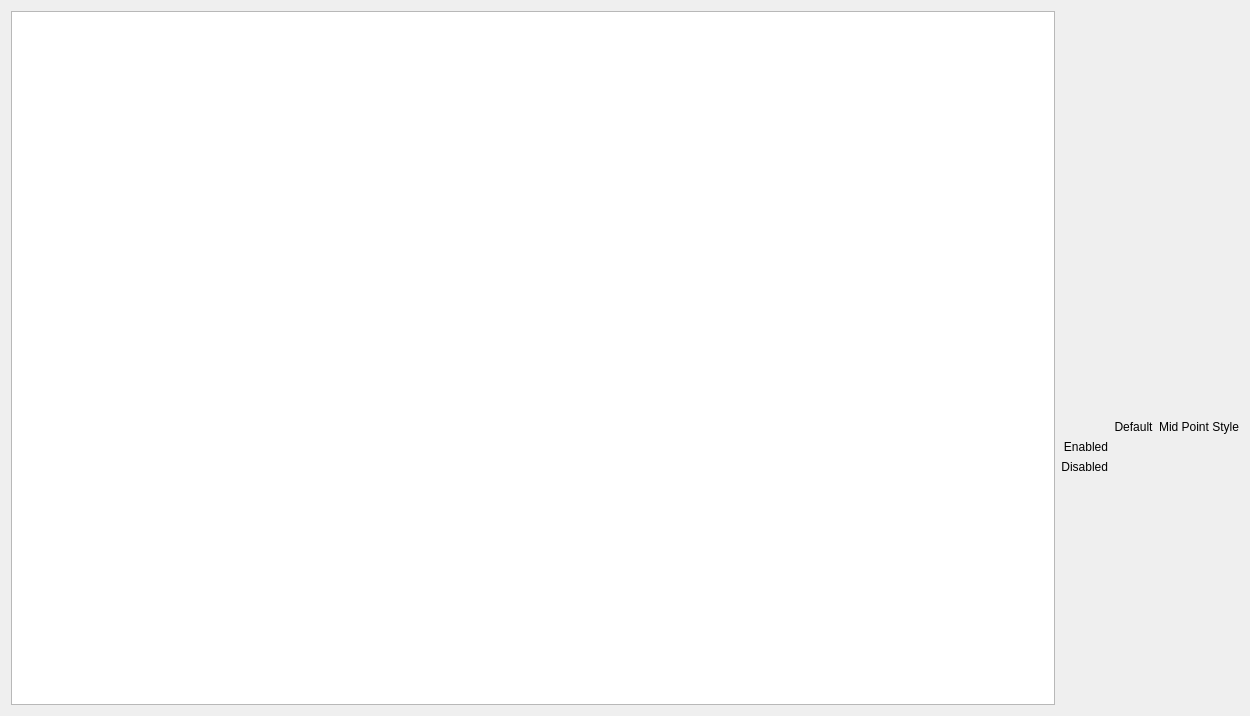
First picture: the form in dev/Code/Framework/AzQtComponents/AzQtComponents/Gallery/SliderPage.ui, repository aws/lumberyard, before the edit.
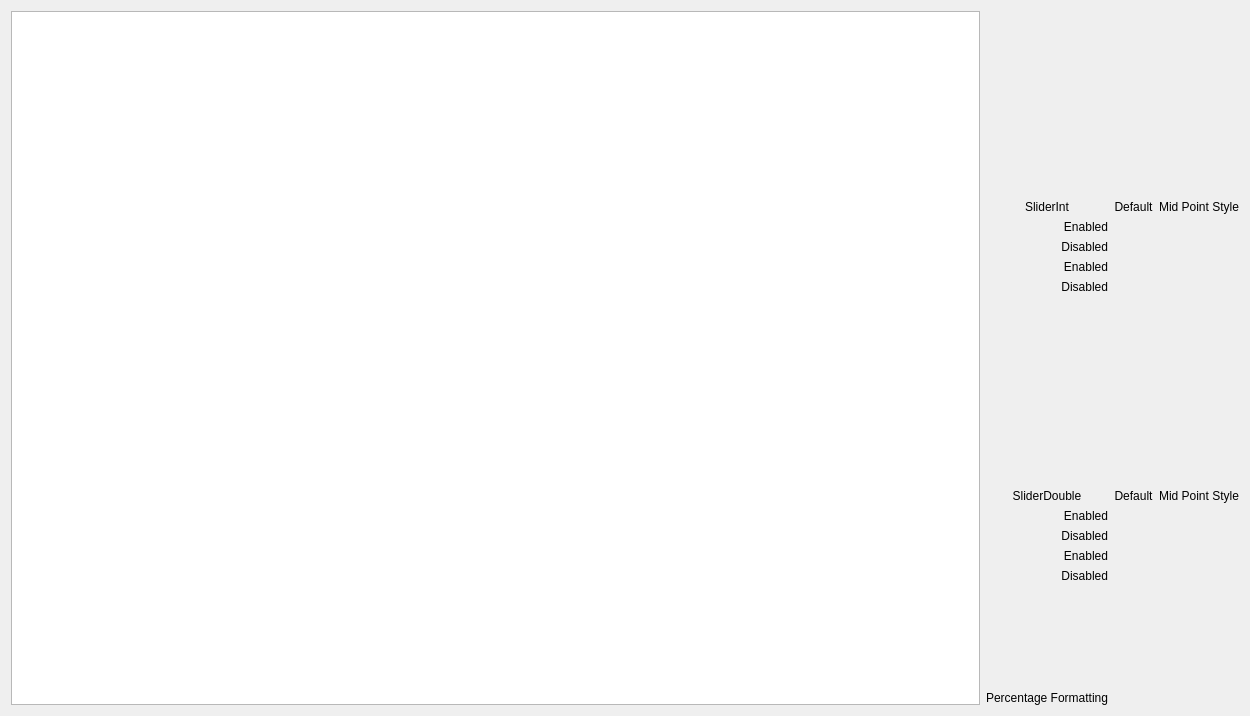
Second picture: the form after the edit. Custom widgets are drawn as their Qt base class.

```diff
--- a/dev/Code/Framework/AzQtComponents/AzQtComponents/Gallery/SliderPage.ui
+++ b/dev/Code/Framework/AzQtComponents/AzQtComponents/Gallery/SliderPage.ui
@@ -28,126 +28,383 @@
     </widget>
    </item>
    <item>
-    <layout class="QVBoxLayout" name="verticalLayout">
-     <item>
+    <layout class="QGridLayout" name="gridLayout">
+     <item row="1" column="0">
+      <widget class="QLabel" name="label_6">
+       <property name="text">
+        <string>SliderInt</string>
+       </property>
+       <property name="alignment">
+        <set>Qt::AlignBottom|Qt::AlignHCenter</set>
+       </property>
+      </widget>
+     </item>
+     <item row="8" column="0">
+      <widget class="QLabel" name="label_15">
+       <property name="text">
+        <string>SliderDouble</string>
+       </property>
+       <property name="alignment">
+        <set>Qt::AlignBottom|Qt::AlignHCenter</set>
+       </property>
+      </widget>
+     </item>
+     <item row="5" column="0">
+      <widget class="QLabel" name="label_8">
+       <property name="text">
+        <string>Enabled</string>
+       </property>
+       <property name="alignment">
+        <set>Qt::AlignRight|Qt::AlignTrailing|Qt::AlignVCenter</set>
+       </property>
+      </widget>
+     </item>
+     <item row="11" column="1">
+      <widget class="AzQtComponents::SliderDouble" name="doubleSliderDisabled" native="true">
+       <property name="enabled">
+        <bool>false</bool>
+       </property>
+       <property name="class" stdset="0">
+        <string/>
+       </property>
+      </widget>
+     </item>
+     <item row="4" column="0">
+      <widget class="QLabel" name="label_2">
+       <property name="text">
+        <string>Disabled</string>
+       </property>
+       <property name="alignment">
+        <set>Qt::AlignRight|Qt::AlignTrailing|Qt::AlignVCenter</set>
+       </property>
+       <property name="class" stdset="0">
+        <string>secondaryText</string>
+       </property>
+      </widget>
+     </item>
+     <item row="4" column="2">
+      <widget class="AzQtComponents::SliderInt" name="midPointSliderDisabled" native="true">
+       <property name="enabled">
+        <bool>false</bool>
+       </property>
+       <property name="class" stdset="0">
+        <string>MidPoint</string>
+       </property>
+      </widget>
+     </item>
+     <item row="3" column="2">
+      <widget class="AzQtComponents::SliderInt" name="midPointSliderEnabled" native="true">
+       <property name="layoutDirection">
+        <enum>Qt::LeftToRight</enum>
+       </property>
+       <property name="class" stdset="0">
+        <string>MidPoint</string>
+       </property>
+      </widget>
+     </item>
+     <item row="1" column="2">
+      <widget class="QLabel" name="label_4">
+       <property name="text">
+        <string>Mid Point Style</string>
+       </property>
+       <property name="alignment">
+        <set>Qt::AlignBottom|Qt::AlignHCenter</set>
+       </property>
+       <property name="class" stdset="0">
+        <string>secondaryText</string>
+       </property>
+      </widget>
+     </item>
+     <item row="4" column="1">
+      <widget class="AzQtComponents::SliderInt" name="sliderDisabled" native="true">
+       <property name="enabled">
+        <bool>false</bool>
+       </property>
+       <property name="class" stdset="0">
+        <string/>
+       </property>
+      </widget>
+     </item>
+     <item row="3" column="1">
+      <widget class="AzQtComponents::SliderInt" name="sliderEnabled" native="true">
+       <property name="class" stdset="0">
+        <string/>
+       </property>
+      </widget>
+     </item>
+     <item row="0" column="0" colspan="3">
       <spacer name="verticalSpacer">
        <property name="orientation">
         <enum>Qt::Vertical</enum>
        </property>
        <property name="sizeHint" stdset="0">
         <size>
-         <width>20</width>
-         <height>40</height>
+         <width>0</width>
+         <height>0</height>
         </size>
        </property>
       </spacer>
      </item>
-     <item>
-      <layout class="QGridLayout" name="gridLayout">
-       <item row="0" column="2">
-        <widget class="QLabel" name="label_4">
-         <property name="text">
-          <string>Mid Point Style</string>
-         </property>
-         <property name="alignment">
-          <set>Qt::AlignBottom|Qt::AlignHCenter</set>
-         </property>
-         <property name="class" stdset="0">
-          <string>secondaryText</string>
-         </property>
-        </widget>
-       </item>
-       <item row="2" column="0">
-        <widget class="QLabel" name="label_2">
-         <property name="text">
-          <string>Disabled</string>
-         </property>
-         <property name="alignment">
-          <set>Qt::AlignRight|Qt::AlignTrailing|Qt::AlignVCenter</set>
-         </property>
-         <property name="class" stdset="0">
-          <string>secondaryText</string>
-         </property>
-        </widget>
-       </item>
-       <item row="0" column="1">
-        <widget class="QLabel" name="label_3">
-         <property name="sizePolicy">
-          <sizepolicy hsizetype="Preferred" vsizetype="Expanding">
-           <horstretch>0</horstretch>
-           <verstretch>0</verstretch>
-          </sizepolicy>
-         </property>
-         <property name="text">
-          <string>Default</string>
-         </property>
-         <property name="alignment">
-          <set>Qt::AlignBottom|Qt::AlignHCenter</set>
-         </property>
-         <property name="class" stdset="0">
-          <string>secondaryText</string>
-         </property>
-        </widget>
-       </item>
-       <item row="1" column="0">
-        <widget class="QLabel" name="label">
-         <property name="text">
-          <string>Enabled</string>
-         </property>
-         <property name="alignment">
-          <set>Qt::AlignRight|Qt::AlignTrailing|Qt::AlignVCenter</set>
-         </property>
-         <property name="class" stdset="0">
-          <string>secondaryText</string>
-         </property>
-        </widget>
-       </item>
-       <item row="1" column="1">
-        <widget class="AzQtComponents::SliderInt" name="sliderEnabled" native="true">
-         <property name="class" stdset="0">
-          <string/>
-         </property>
-        </widget>
-       </item>
-       <item row="2" column="1">
-        <widget class="AzQtComponents::SliderInt" name="sliderDisabled" native="true">
-         <property name="class" stdset="0">
-          <string/>
-         </property>
-        </widget>
-       </item>
-       <item row="2" column="2">
-        <widget class="AzQtComponents::SliderInt" name="midPointSliderDisabled" native="true">
-         <property name="enabled">
-          <bool>false</bool>
-         </property>
-         <property name="class" stdset="0">
-          <string>MidPoint</string>
-         </property>
-        </widget>
-       </item>
-       <item row="1" column="2">
-        <widget class="AzQtComponents::SliderInt" name="midPointSliderEnabled" native="true">
-         <property name="class" stdset="0">
-          <string>MidPoint</string>
-         </property>
-        </widget>
-       </item>
-      </layout>
+     <item row="1" column="1">
+      <widget class="QLabel" name="label_3">
+       <property name="sizePolicy">
+        <sizepolicy hsizetype="Preferred" vsizetype="Expanding">
+         <horstretch>0</horstretch>
+         <verstretch>0</verstretch>
+        </sizepolicy>
+       </property>
+       <property name="text">
+        <string>Default</string>
+       </property>
+       <property name="alignment">
+        <set>Qt::AlignBottom|Qt::AlignHCenter</set>
+       </property>
+       <property name="class" stdset="0">
+        <string>secondaryText</string>
+       </property>
+      </widget>
      </item>
-     <item>
+     <item row="3" column="0">
+      <widget class="QLabel" name="label">
+       <property name="text">
+        <string>Enabled</string>
+       </property>
+       <property name="alignment">
+        <set>Qt::AlignRight|Qt::AlignTrailing|Qt::AlignVCenter</set>
+       </property>
+       <property name="class" stdset="0">
+        <string>secondaryText</string>
+       </property>
+      </widget>
+     </item>
+     <item row="11" column="0">
+      <widget class="QLabel" name="label_10">
+       <property name="text">
+        <string>Disabled</string>
+       </property>
+       <property name="alignment">
+        <set>Qt::AlignRight|Qt::AlignTrailing|Qt::AlignVCenter</set>
+       </property>
+       <property name="class" stdset="0">
+        <string>secondaryText</string>
+       </property>
+      </widget>
+     </item>
+     <item row="8" column="1">
+      <widget class="QLabel" name="label_11">
+       <property name="sizePolicy">
+        <sizepolicy hsizetype="Preferred" vsizetype="Expanding">
+         <horstretch>0</horstretch>
+         <verstretch>0</verstretch>
+        </sizepolicy>
+       </property>
+       <property name="text">
+        <string>Default</string>
+       </property>
+       <property name="alignment">
+        <set>Qt::AlignBottom|Qt::AlignHCenter</set>
+       </property>
+       <property name="class" stdset="0">
+        <string>secondaryText</string>
+       </property>
+      </widget>
+     </item>
+     <item row="6" column="1" alignment="Qt::AlignHCenter">
+      <widget class="AzQtComponents::SliderInt" name="verticalSliderDisabled" native="true">
+       <property name="enabled">
+        <bool>false</bool>
+       </property>
+       <property name="orientation" stdset="0">
+        <number>2</number>
+       </property>
+      </widget>
+     </item>
+     <item row="12" column="1" alignment="Qt::AlignHCenter">
+      <widget class="AzQtComponents::SliderDouble" name="doubleVerticalSliderEnabled" native="true">
+       <property name="layoutDirection">
+        <enum>Qt::LeftToRight</enum>
+       </property>
+       <property name="orientation" stdset="0">
+        <number>2</number>
+       </property>
+      </widget>
+     </item>
+     <item row="6" column="0">
+      <widget class="QLabel" name="label_5">
+       <property name="text">
+        <string>Disabled</string>
+       </property>
+       <property name="alignment">
+        <set>Qt::AlignRight|Qt::AlignTrailing|Qt::AlignVCenter</set>
+       </property>
+      </widget>
+     </item>
+     <item row="14" column="0" colspan="3">
       <spacer name="verticalSpacer_2">
        <property name="orientation">
         <enum>Qt::Vertical</enum>
        </property>
        <property name="sizeHint" stdset="0">
         <size>
-         <width>20</width>
-         <height>40</height>
+         <width>0</width>
+         <height>0</height>
         </size>
        </property>
       </spacer>
      </item>
+     <item row="7" column="0" colspan="3">
+      <spacer name="verticalSpacer_3">
+       <property name="orientation">
+        <enum>Qt::Vertical</enum>
+       </property>
+       <property name="sizeHint" stdset="0">
+        <size>
+         <width>0</width>
+         <height>0</height>
+        </size>
+       </property>
+      </spacer>
+     </item>
+     <item row="13" column="0">
+      <widget class="QLabel" name="label_14">
+       <property name="text">
+        <string>Disabled</string>
+       </property>
+       <property name="alignment">
+        <set>Qt::AlignRight|Qt::AlignTrailing|Qt::AlignVCenter</set>
+       </property>
+      </widget>
+     </item>
+     <item row="15" column="0">
+      <widget class="QLabel" name="label_17">
+       <property name="text">
+        <string>Percentage Formatting</string>
+       </property>
+       <property name="alignment">
+        <set>Qt::AlignRight|Qt::AlignTrailing|Qt::AlignVCenter</set>
+       </property>
+      </widget>
+     </item>
+     <item row="11" column="2">
+      <widget class="AzQtComponents::SliderDouble" name="doubleMidPointSliderDisabled" native="true">
+       <property name="enabled">
+        <bool>false</bool>
+       </property>
+       <property name="class" stdset="0">
+        <string>MidPoint</string>
+       </property>
+      </widget>
+     </item>
+     <item row="10" column="1">
+      <widget class="AzQtComponents::SliderDouble" name="doubleSliderEnabled" native="true">
+       <property name="class" stdset="0">
+        <string/>
+       </property>
+      </widget>
+     </item>
+     <item row="12" column="0">
+      <widget class="QLabel" name="label_9">
+       <property name="text">
+        <string>Enabled</string>
+       </property>
+       <property name="alignment">
+        <set>Qt::AlignRight|Qt::AlignTrailing|Qt::AlignVCenter</set>
+       </property>
+      </widget>
+     </item>
+     <item row="5" column="1" alignment="Qt::AlignHCenter">
+      <widget class="AzQtComponents::SliderInt" name="verticalSliderEnabled" native="true">
+       <property name="layoutDirection">
+        <enum>Qt::LeftToRight</enum>
+       </property>
+       <property name="orientation" stdset="0">
+        <number>2</number>
+       </property>
+      </widget>
+     </item>
+     <item row="10" column="2">
+      <widget class="AzQtComponents::SliderDouble" name="doubleMidPointSliderEnabled" native="true">
+       <property name="layoutDirection">
+        <enum>Qt::LeftToRight</enum>
+       </property>
+       <property name="class" stdset="0">
+        <string>MidPoint</string>
+       </property>
+      </widget>
+     </item>
+     <item row="13" column="1" alignment="Qt::AlignHCenter">
+      <widget class="AzQtComponents::SliderDouble" name="doubleVerticalSliderDisabled" native="true">
+       <property name="enabled">
+        <bool>false</bool>
+       </property>
+       <property name="orientation" stdset="0">
+        <number>2</number>
+       </property>
+      </widget>
+     </item>
+     <item row="13" column="2" alignment="Qt::AlignHCenter">
+      <widget class="AzQtComponents::SliderDouble" name="doubleVerticalMidPointSliderDisabled" native="true">
+       <property name="enabled">
+        <bool>false</bool>
+       </property>
+       <property name="orientation" stdset="0">
+        <number>2</number>
+       </property>
+      </widget>
+     </item>
+     <item row="6" column="2" alignment="Qt::AlignHCenter">
+      <widget class="AzQtComponents::SliderInt" name="verticalMidPointSliderDisabled" native="true">
+       <property name="enabled">
+        <bool>false</bool>
+       </property>
+       <property name="orientation" stdset="0">
+        <number>2</number>
+       </property>
+      </widget>
+     </item>
+     <item row="5" column="2" alignment="Qt::AlignHCenter">
+      <widget class="AzQtComponents::SliderInt" name="verticalMidPointSliderEnabled" native="true">
+       <property name="orientation" stdset="0">
+        <number>2</number>
+       </property>
+      </widget>
+     </item>
+     <item row="12" column="2" alignment="Qt::AlignHCenter">
+      <widget class="AzQtComponents::SliderDouble" name="doubleVerticalMidPointSliderEnabled" native="true">
+       <property name="orientation" stdset="0">
+        <number>2</number>
+       </property>
+      </widget>
+     </item>
+     <item row="15" column="1" colspan="2">
+      <widget class="AzQtComponents::SliderInt" name="percentage" native="true"/>
+     </item>
+     <item row="8" column="2">
+      <widget class="QLabel" name="label_12">
+       <property name="text">
+        <string>Mid Point Style</string>
+       </property>
+       <property name="alignment">
+        <set>Qt::AlignBottom|Qt::AlignHCenter</set>
+       </property>
+       <property name="class" stdset="0">
+        <string>secondaryText</string>
+       </property>
+      </widget>
+     </item>
+     <item row="10" column="0">
+      <widget class="QLabel" name="label_13">
+       <property name="text">
+        <string>Enabled</string>
+       </property>
+       <property name="alignment">
+        <set>Qt::AlignRight|Qt::AlignTrailing|Qt::AlignVCenter</set>
+       </property>
+       <property name="class" stdset="0">
+        <string>secondaryText</string>
+       </property>
+      </widget>
+     </item>
     </layout>
    </item>
   </layout>
@@ -159,6 +416,11 @@
    <header location="global">AzQtComponents/Components/Widgets/Slider.h</header>
    <container>1</container>
   </customwidget>
+  <customwidget>
+   <class>AzQtComponents::SliderDouble</class>
+   <extends>QWidget</extends>
+   <header location="global">AzQtComponents/Components/Widgets/Slider.h</header>
+  </customwidget>
  </customwidgets>
  <resources/>
  <connections/>
```
